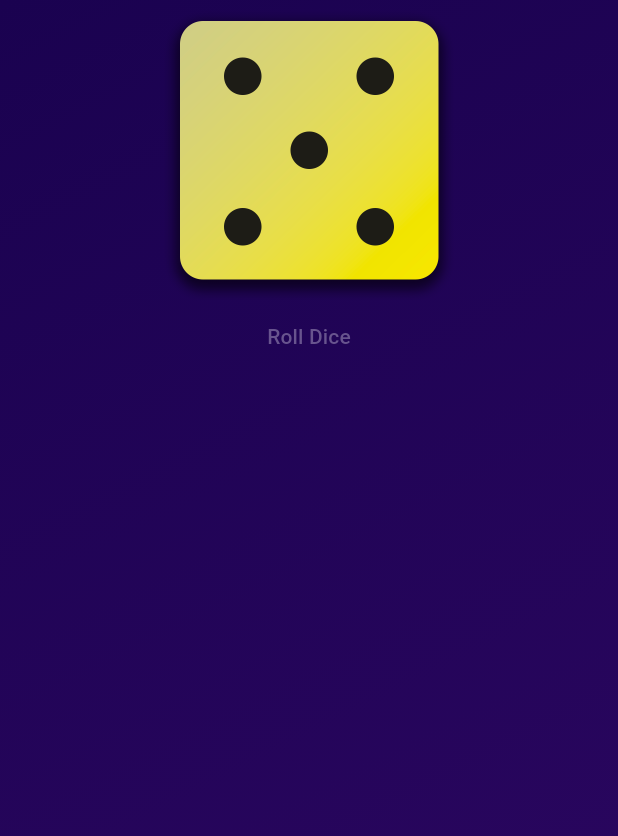
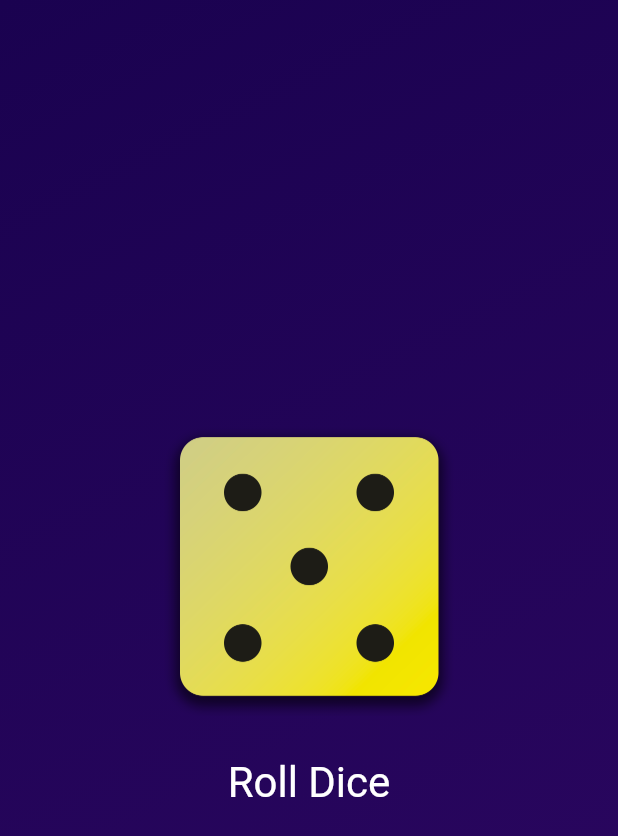
Before and after one commit to DungxLas/-Flutter-roll_dice_app, a Flutter app: the screen it shows after launch, on a phone screen of 412 x 824 dp. Shown: the top 836 px of the screen. Run offline on Flutter 3.47's test engine with Material 2 defaults, Android fonts, the phone set to English and light mode, and no system bars.

Commit message:
24/08/2023

```diff
--- a/lib/widgets/gradient_container.dart
+++ b/lib/widgets/gradient_container.dart
@@ -24,10 +24,23 @@ class GradientContainer extends StatelessWidget {
       )),
       child: Center(
         child: Column(
+          mainAxisAlignment: MainAxisAlignment.center,
           children: [
             Dice(),
+            SizedBox(
+              height: 20,
+            ),
             TextButton(
               onPressed: rollDice,
+              style: TextButton.styleFrom(
+                // padding: EdgeInsets.only(
+                //   top: 20,
+                // ),
+                foregroundColor: Colors.white,
+                textStyle: TextStyle(
+                  fontSize: 28,
+                ),
+              ),
               child: Text('Roll Dice'),
             ),
           ],
```
